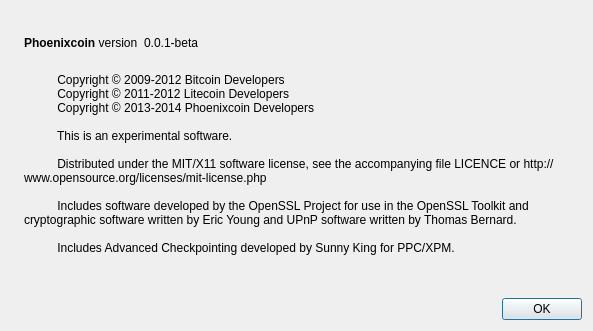
Qt form src/qt/forms/aboutdialog.ui (msgpo/Rodentcoin) before a commit.
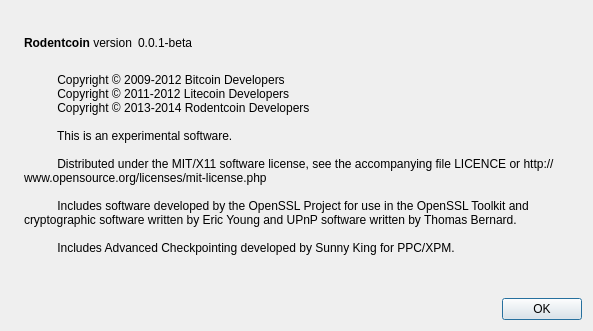
The same form after that commit. Icons and pictures are not drawn.

```diff
--- a/src/qt/forms/aboutdialog.ui
+++ b/src/qt/forms/aboutdialog.ui
@@ -50,7 +50,7 @@
           <cursorShape>IBeamCursor</cursorShape>
          </property>
          <property name="text">
-          <string>&lt;b&gt;Phoenixcoin&lt;/b&gt; version</string>
+          <string>&lt;b&gt;Rodentcoin&lt;/b&gt; version</string>
          </property>
          <property name="textInteractionFlags">
           <set>Qt::LinksAccessibleByMouse|Qt::TextSelectableByKeyboard|Qt::TextSelectableByMouse</set>
@@ -97,7 +97,7 @@
         <string>
           Copyright © 2009-2012 Bitcoin Developers
           Copyright © 2011-2012 Litecoin Developers
-          Copyright © 2013-2014 Phoenixcoin Developers
+          Copyright © 2013-2014 Rodentcoin Developers
 
           This is an experimental software.
 
```
Left out of the diff: 2 changed lines with no effect on the pictures.
